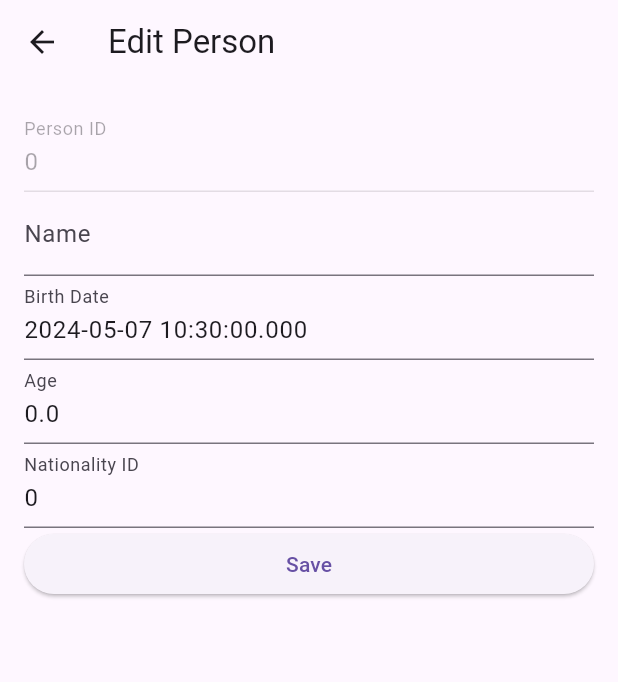
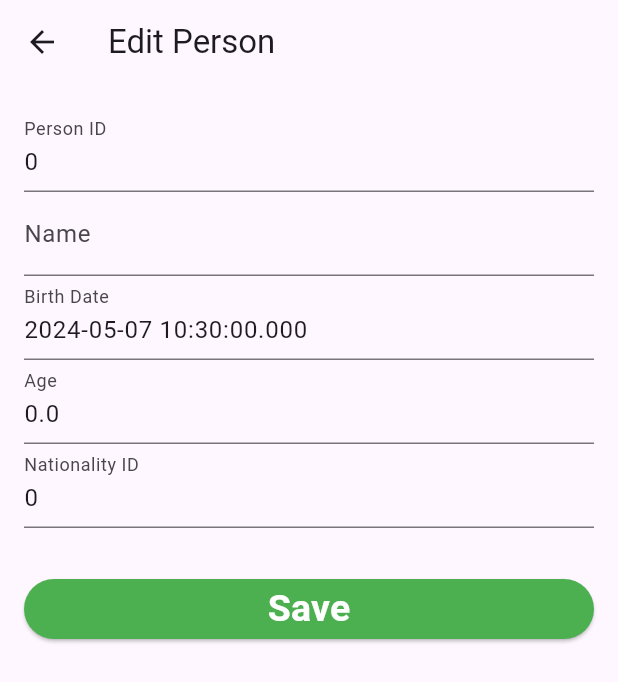
Before and after one commit to mohamedsalah918101/Person_Database_Api, a Flutter app: the EditPerson screen opened directly with empty values, after a tap on "Save", on a phone screen of 412 x 824 dp. Shown: the top 682 px of the screen. Run offline on Flutter 3.47's test engine with Material 3 defaults, Android fonts, the phone set to English and light mode, and no system bars; network calls fail.

Commit message:
Person Api

```diff
--- a/lib/pages/add_person.dart
+++ b/lib/pages/add_person.dart
@@ -69,8 +69,9 @@ class _AddPersonState extends State<AddPerson> {
                 decoration: InputDecoration(labelText: 'Nationality ID'),
                 keyboardType: TextInputType.number,
               ),
-              SizedBox(height: 20),
+              SizedBox(height: 30),
               ElevatedButton(
+                style: ButtonStyle(backgroundColor: MaterialStateProperty.all(Colors.green)),
                 onPressed: () {
                   // Validate input and call addPerson function
                   if (
@@ -97,7 +98,7 @@ class _AddPersonState extends State<AddPerson> {
                     );
                   }
                 },
-                child: Text('Add Person'),
+                child: Text('Add Person', style: TextStyle(color: Colors.white, fontWeight: FontWeight.bold, fontSize: 25),),
               ),
             ],
           ),
--- a/lib/pages/edit_person.dart
+++ b/lib/pages/edit_person.dart
@@ -43,7 +43,7 @@ class _EditPersonState extends State<EditPerson> {
             TextField(
               controller: _personIDController,
               decoration: InputDecoration(labelText: 'Person ID'),
-              enabled: false,
+              keyboardType: TextInputType.number,
             ),
             TextField(
               controller: _nameController,
@@ -77,15 +77,17 @@ class _EditPersonState extends State<EditPerson> {
               decoration: InputDecoration(labelText: 'Nationality ID'),
               keyboardType: TextInputType.number,
             ),
+            SizedBox(height: 30,),
             ElevatedButton(
+              style: ButtonStyle(backgroundColor: MaterialStateProperty.all(Colors.green)),
               onPressed: () {
                 // Save changes and call editPerson function
                 Person editedPerson = Person(
-                  personID: widget.person.personID,
+                  personID: int.parse(_personIDController.text),
                   name: _nameController.text,
                   birthDate: DateTime.parse(_birthDateController.text),
                   age: double.parse(_ageController.text),
-                  nationalityID: widget.person.nationalityID,
+                  nationalityID: int.parse(_nationalityIDController.text),
                 );
                 editPerson(editedPerson).then((success) {
                   if (success) {
@@ -109,7 +111,7 @@ class _EditPersonState extends State<EditPerson> {
                   }
                 });
               },
-              child: Text('Save'),
+              child: Text('Save', style: TextStyle(color: Colors.white, fontWeight: FontWeight.bold, fontSize: 25),),
             ),
           ],
         ),
```
Also changed, not shown: lib/pages/view_persons.dart (+11 -4 lines).
